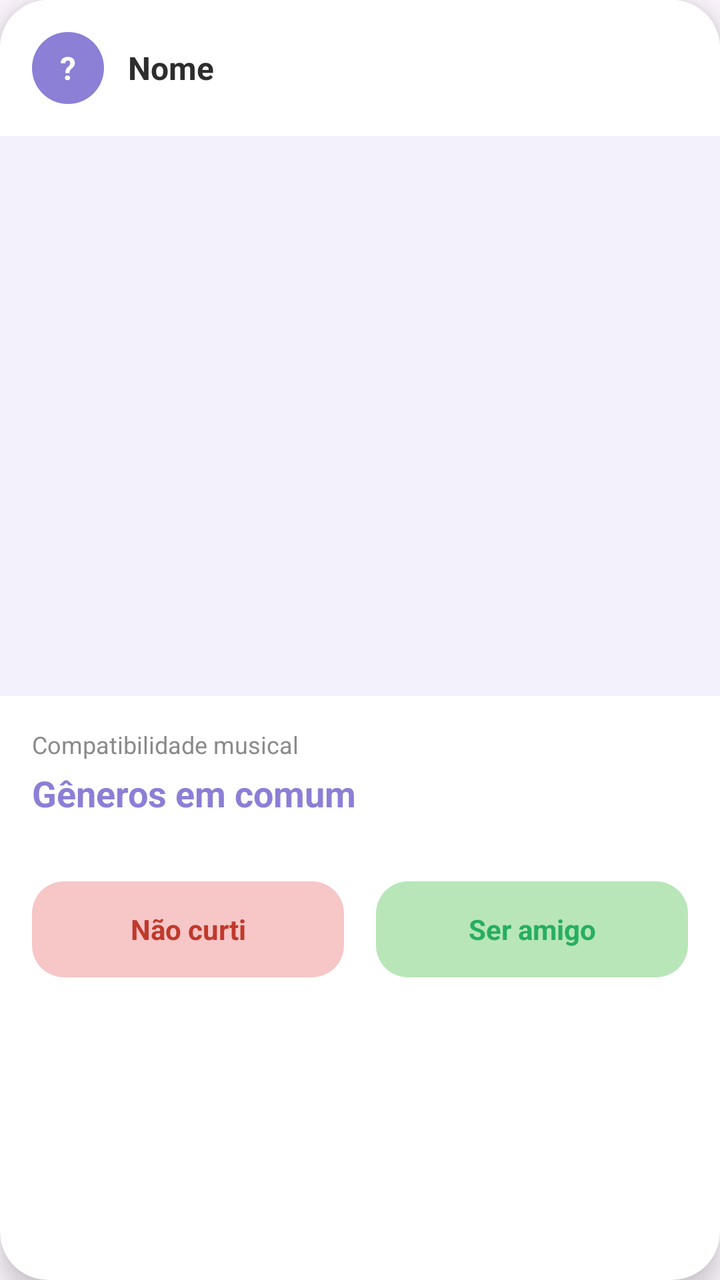
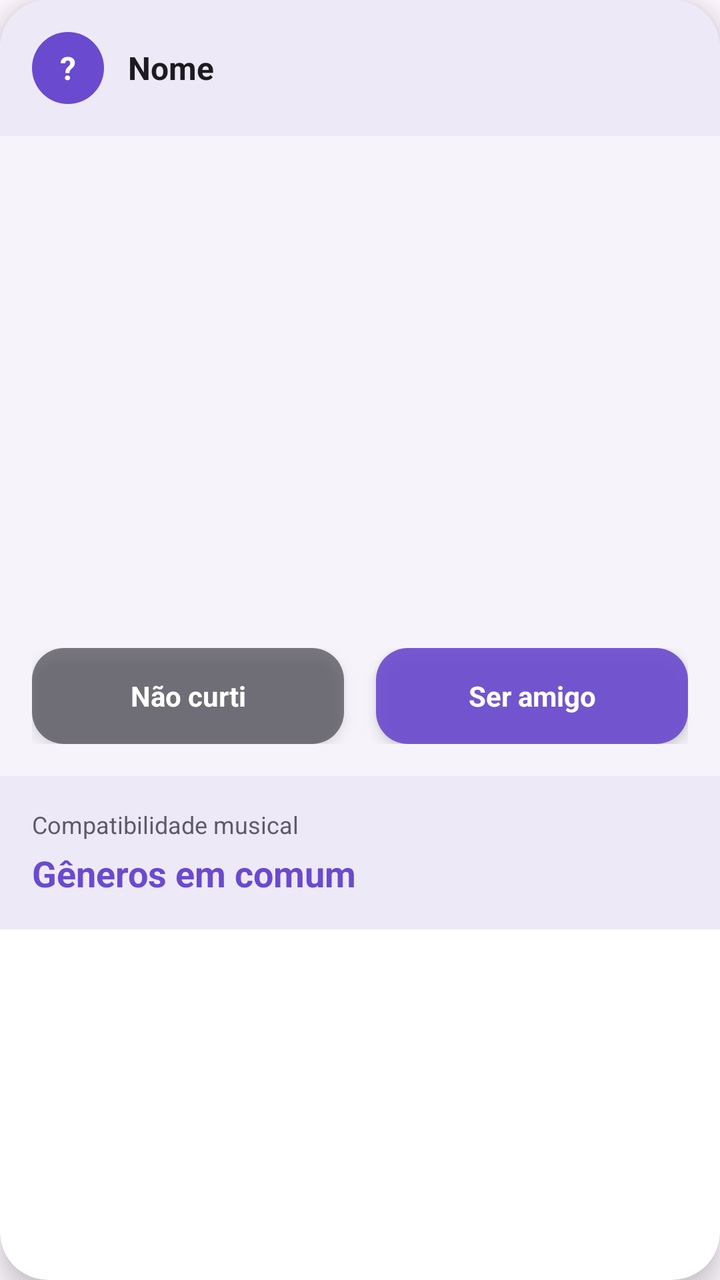

The first picture is an Android layout as it rendered before a commit; the second is the same layout after the commit. The layout source and the unified diff follow.
<!-- AndroidManifest.xml: application theme Theme.MeetBeat -->
<!-- res/layout/item_match_card.xml -->
<?xml version="1.0" encoding="utf-8"?>
<androidx.cardview.widget.CardView xmlns:android="http://schemas.android.com/apk/res/android"
    xmlns:app="http://schemas.android.com/apk/res-auto"
    android:layout_width="match_parent"
    android:layout_height="wrap_content"
    android:layout_margin="16dp"
    app:cardCornerRadius="24dp"
    app:cardElevation="8dp">

    <LinearLayout
        android:layout_width="match_parent"
        android:layout_height="wrap_content"
        android:orientation="vertical"
        android:background="@color/card_background">

        
        <LinearLayout
            android:layout_width="match_parent"
            android:layout_height="wrap_content"
            android:orientation="horizontal"
            android:padding="16dp"
            android:gravity="center_vertical">

            <TextView
                android:id="@+id/textAvatarInicial"
                android:layout_width="36dp"
                android:layout_height="36dp"
                android:gravity="center"
                android:textColor="#FFFFFF"
                android:textStyle="bold"
                android:textSize="16sp"
                android:background="@drawable/bg_avatar_circle"
                android:text="?" />

            <TextView
                android:id="@+id/textNome"
                android:layout_width="0dp"
                android:layout_height="wrap_content"
                android:layout_weight="1"
                android:layout_marginStart="12dp"
                android:text="Nome"
                android:textColor="@color/text_dark"
                android:textSize="16sp"
                android:textStyle="bold" />

        </LinearLayout>

        
        <ImageView
            android:id="@+id/imageCardBackground"
            android:layout_width="match_parent"
            android:layout_height="280dp"
            android:background="@color/purple_light"
            android:scaleType="centerCrop" />

        
        <LinearLayout
            android:layout_width="match_parent"
            android:layout_height="wrap_content"
            android:orientation="vertical"
            android:padding="16dp">

            <TextView
                android:text="Compatibilidade musical"
                android:textColor="@color/text_gray"
                android:textSize="12sp"
                android:layout_width="wrap_content"
                android:layout_height="wrap_content" />

            <TextView
                android:id="@+id/textScore"
                android:layout_width="wrap_content"
                android:layout_height="wrap_content"
                android:text="Gêneros em comum"
                android:textColor="@color/purple_primary"
                android:textSize="18sp"
                android:textStyle="bold"
                android:layout_marginTop="4dp" />

        </LinearLayout>

        
        <LinearLayout
            android:layout_width="match_parent"
            android:layout_height="wrap_content"
            android:orientation="horizontal"
            android:padding="16dp"
            android:weightSum="2">

            <TextView
                android:id="@+id/btnRejeitar"
                android:layout_width="0dp"
                android:layout_height="48dp"
                android:layout_weight="1"
                android:layout_marginEnd="8dp"
                android:background="@drawable/bg_button_reject"
                android:gravity="center"
                android:text="Não curti"
                android:textColor="#C0392B"
                android:textStyle="bold"
                android:clickable="true"
                android:focusable="true" />

            <TextView
                android:id="@+id/btnCurtir"
                android:layout_width="0dp"
                android:layout_height="48dp"
                android:layout_weight="1"
                android:layout_marginStart="8dp"
                android:background="@drawable/bg_button_accept"
                android:gravity="center"
                android:text="Ser amigo"
                android:textColor="#27AE60"
                android:textStyle="bold"
                android:clickable="true"
                android:focusable="true" />

        </LinearLayout>

    </LinearLayout>

</androidx.cardview.widget.CardView>
<!-- resources referenced by this layout -->
<resources>
  <color name="card_background">#FFFFFF</color>
  <color name="purple_light">#F3F1FB</color>
  <color name="purple_primary">#8B7FD6</color>
  <color name="text_dark">#2D2D2D</color>
  <color name="text_gray">#8A8A8A</color>
  <!-- drawable bg_avatar_circle (drawable) -->
  <?xml version="1.0" encoding="utf-8"?>
  <shape xmlns:android="http://schemas.android.com/apk/res/android"
      android:shape="oval">
      <solid android:color="@color/purple_primary" />
  </shape>
  <!-- drawable bg_button_accept (drawable) -->
  <?xml version="1.0" encoding="utf-8"?>
  <shape xmlns:android="http://schemas.android.com/apk/res/android"
      android:shape="rectangle">
      <solid android:color="@color/accept_green" />
      <corners android:radius="16dp" />
  </shape>
  <!-- drawable bg_button_reject (drawable) -->
  <?xml version="1.0" encoding="utf-8"?>
  <shape xmlns:android="http://schemas.android.com/apk/res/android"
      android:shape="rectangle">
      <solid android:color="@color/reject_pink" />
      <corners android:radius="16dp" />
  </shape>
  <style name="Theme.MeetBeat" parent="Base.Theme.MeetBeat" />
  <color name="accept_green">#B8E6B8</color>
  <color name="reject_pink">#F7C6C7</color>
  <style name="Base.Theme.MeetBeat" parent="Theme.Material3.DayNight.NoActionBar">
          
          
      </style>
</resources>

<!-- the commit's change to res/layout/item_match_card.xml (unified diff, before → after) -->
@@ -46,12 +46,58 @@
         </LinearLayout>
 
         
-        <ImageView
-            android:id="@+id/imageCardBackground"
+        <FrameLayout
             android:layout_width="match_parent"
-            android:layout_height="280dp"
-            android:background="@color/purple_light"
-            android:scaleType="centerCrop" />
+            android:layout_height="wrap_content">
+
+            <ImageView
+                android:id="@+id/imageCardBackground"
+                android:layout_width="match_parent"
+                android:layout_height="320dp"
+                android:background="@color/purple_light"
+                android:scaleType="centerCrop" />
+
+            <LinearLayout
+                android:layout_width="match_parent"
+                android:layout_height="wrap_content"
+                android:layout_gravity="bottom"
+                android:orientation="horizontal"
+                android:padding="16dp"
+                android:weightSum="2">
+
+                <TextView
+                    android:id="@+id/btnRejeitar"
+                    android:layout_width="0dp"
+                    android:layout_height="48dp"
+                    android:layout_weight="1"
+                    android:layout_marginEnd="8dp"
+                    android:background="@drawable/bg_button_reject"
+                    android:elevation="4dp"
+                    android:gravity="center"
+                    android:text="Não curti"
+                    android:textColor="@color/vidro_conteudo_claro"
+                    android:textStyle="bold"
+                    android:clickable="true"
+                    android:focusable="true" />
+
+                <TextView
+                    android:id="@+id/btnCurtir"
+                    android:layout_width="0dp"
+                    android:layout_height="48dp"
+                    android:layout_weight="1"
+                    android:layout_marginStart="8dp"
+                    android:background="@drawable/bg_button_accept"
+                    android:elevation="4dp"
+                    android:gravity="center"
+                    android:text="Ser amigo"
+                    android:textColor="@color/vidro_conteudo_claro"
+                    android:textStyle="bold"
+                    android:clickable="true"
+                    android:focusable="true" />
+
+            </LinearLayout>
+
+        </FrameLayout>
 
         
         <LinearLayout
@@ -79,44 +125,6 @@
 
         </LinearLayout>
 
-        
-        <LinearLayout
-            android:layout_width="match_parent"
-            android:layout_height="wrap_content"
-            android:orientation="horizontal"
-            android:padding="16dp"
-            android:weightSum="2">
-
-            <TextView
-                android:id="@+id/btnRejeitar"
-                android:layout_width="0dp"
-                android:layout_height="48dp"
-                android:layout_weight="1"
-                android:layout_marginEnd="8dp"
-                android:background="@drawable/bg_button_reject"
-                android:gravity="center"
-                android:text="Não curti"
-                android:textColor="#C0392B"
-                android:textStyle="bold"
-                android:clickable="true"
-                android:focusable="true" />
-
-            <TextView
-                android:id="@+id/btnCurtir"
-                android:layout_width="0dp"
-                android:layout_height="48dp"
-                android:layout_weight="1"
-                android:layout_marginStart="8dp"
-                android:background="@drawable/bg_button_accept"
-                android:gravity="center"
-                android:text="Ser amigo"
-                android:textColor="#27AE60"
-                android:textStyle="bold"
-                android:clickable="true"
-                android:focusable="true" />
-
-        </LinearLayout>
-
     </LinearLayout>
 
 </androidx.cardview.widget.CardView>
<!-- resource entries referenced after the edit -->
@@ -1,10 +1,11 @@
 <!-- resources referenced by this layout -->
 <resources>
-  <color name="card_background">#FFFFFF</color>
-  <color name="purple_light">#F3F1FB</color>
-  <color name="purple_primary">#8B7FD6</color>
-  <color name="text_dark">#2D2D2D</color>
-  <color name="text_gray">#8A8A8A</color>
+  <color name="card_background">#EEE9F7</color>
+  <color name="purple_light">#F6F4FA</color>
+  <color name="purple_primary">#6A4ACF</color>
+  <color name="text_dark">#1C1B1F</color>
+  <color name="text_gray">#5E5A66</color>
+  <color name="vidro_conteudo_claro">#FFFFFFFF</color>
   <!-- drawable bg_avatar_circle (drawable) -->
   <?xml version="1.0" encoding="utf-8"?>
   <shape xmlns:android="http://schemas.android.com/apk/res/android"
@@ -15,19 +16,19 @@
   <?xml version="1.0" encoding="utf-8"?>
   <shape xmlns:android="http://schemas.android.com/apk/res/android"
       android:shape="rectangle">
-      <solid android:color="@color/accept_green" />
+      <solid android:color="@color/vidro_fundo_intenso" />
       <corners android:radius="16dp" />
   </shape>
   <!-- drawable bg_button_reject (drawable) -->
   <?xml version="1.0" encoding="utf-8"?>
   <shape xmlns:android="http://schemas.android.com/apk/res/android"
       android:shape="rectangle">
-      <solid android:color="@color/reject_pink" />
+      <solid android:color="@color/vidro_fundo_sobre_foto" />
       <corners android:radius="16dp" />
   </shape>
   <style name="Theme.MeetBeat" parent="Base.Theme.MeetBeat" />
-  <color name="accept_green">#B8E6B8</color>
-  <color name="reject_pink">#F7C6C7</color>
+  <color name="vidro_fundo_intenso">#E66A4ACF</color>
+  <color name="vidro_fundo_sobre_foto">#992B2833</color>
   <style name="Base.Theme.MeetBeat" parent="Theme.Material3.DayNight.NoActionBar">
           
           
